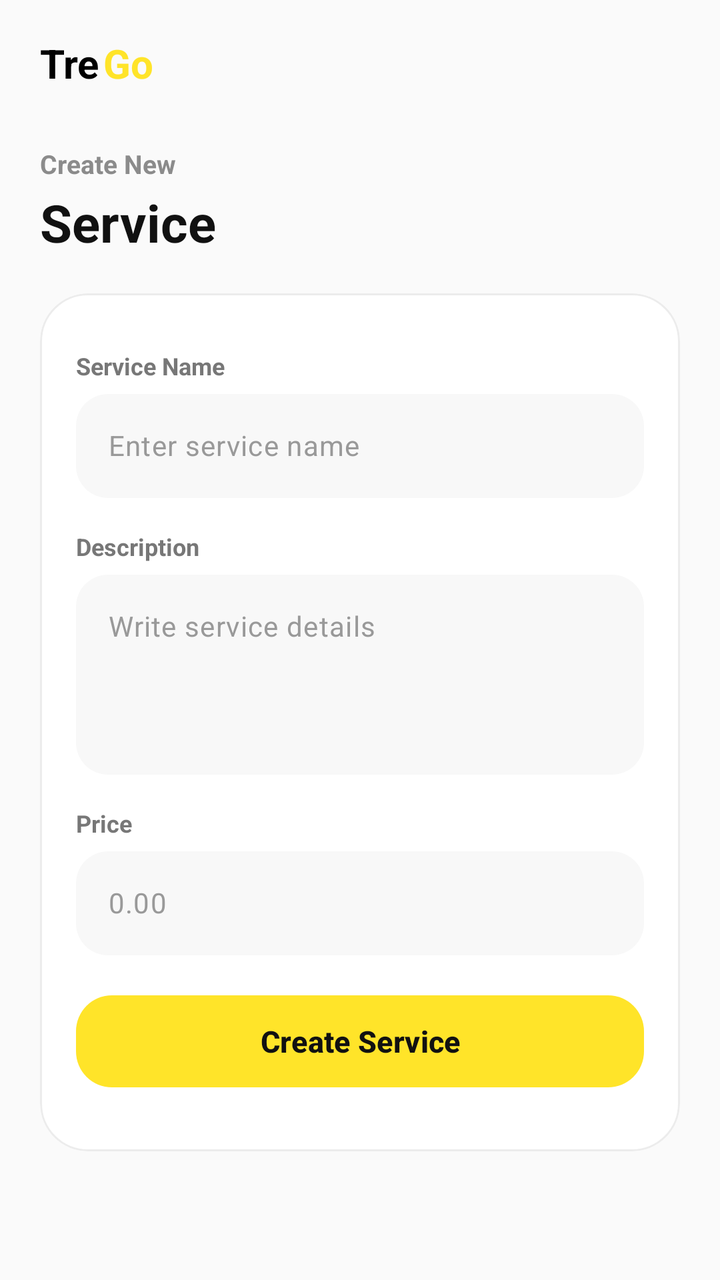
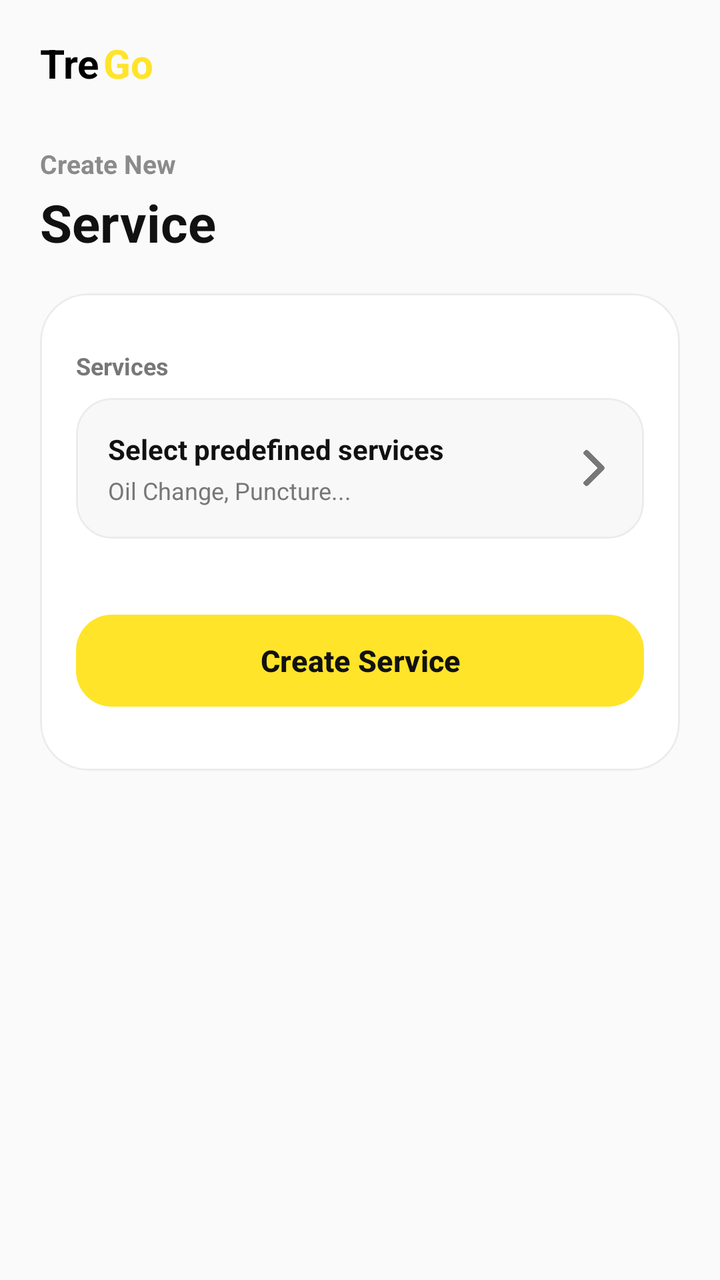

The first picture is an Android layout as it rendered before a commit; the second is the same layout after the commit. The layout source and the unified diff follow.
<!-- AndroidManifest.xml: application theme Theme.TregoApp -->
<!-- res/layout/fragment_create_service.xml -->
<?xml version="1.0" encoding="utf-8"?>
<LinearLayout xmlns:android="http://schemas.android.com/apk/res/android"
    xmlns:tools="http://schemas.android.com/tools"
    xmlns:app="http://schemas.android.com/apk/res-auto"
    android:layout_width="match_parent"
    android:layout_height="match_parent"
    android:orientation="vertical"
    android:background="#FAFAFA"
    android:paddingHorizontal="20dp"
    android:paddingTop="18dp"
    android:paddingBottom="14dp"
    tools:context=".mechanic.ui.CreateServiceFragment">

    
    <LinearLayout
        android:layout_width="match_parent"
        android:layout_height="wrap_content"
        android:gravity="center_vertical">

        <TextView
            android:layout_width="wrap_content"
            android:layout_height="wrap_content"
            android:text="@string/app_first_name"
            android:textSize="20sp"
            android:textStyle="bold"
            android:textColor="@color/tertiary_color" />

        <TextView
            android:layout_width="wrap_content"
            android:layout_height="wrap_content"
            android:text="@string/app_last_name"
            android:textSize="20sp"
            android:textStyle="bold"
            android:textColor="@color/primary_color"
            android:paddingStart="2dp" />

    </LinearLayout>

    <View
        android:layout_width="match_parent"
        android:layout_height="28dp" />

    
    <LinearLayout
        android:layout_width="match_parent"
        android:layout_height="wrap_content"
        android:orientation="vertical">

        <TextView
            android:layout_width="wrap_content"
            android:layout_height="wrap_content"
            android:text="Create New"
            android:textSize="13sp"
            android:textStyle="bold"
            android:textColor="#8B8B8B" />

        <LinearLayout
            android:layout_width="wrap_content"
            android:layout_height="wrap_content"
            android:layout_marginTop="3dp"
            android:gravity="center_vertical">

            <TextView
                android:layout_width="wrap_content"
                android:layout_height="wrap_content"
                android:text="@string/service"
                android:textSize="26sp"
                android:textStyle="bold"
                android:textColor="#111111" />







        </LinearLayout>

    </LinearLayout>

    <View
        android:layout_width="match_parent"
        android:layout_height="18dp" />

    
    <com.google.android.material.card.MaterialCardView
        android:layout_width="match_parent"
        android:layout_height="wrap_content"
        app:cardBackgroundColor="#FFFFFF"
        app:cardCornerRadius="24dp"
        app:strokeColor="#ECECEC"
        app:strokeWidth="1dp"
        app:cardElevation="0dp">

        <LinearLayout
            android:layout_width="match_parent"
            android:layout_height="match_parent"
            android:layout_marginVertical="10dp"
            android:orientation="vertical"
            android:padding="18dp">

            
            <ScrollView
                android:layout_width="match_parent"
                android:layout_height="0dp"
                android:layout_weight="1"
                android:overScrollMode="never">

                <LinearLayout
                    android:layout_width="match_parent"
                    android:layout_height="wrap_content"
                    android:orientation="vertical">

                    
                    <TextView
                        android:layout_width="wrap_content"
                        android:layout_height="wrap_content"
                        android:text="Service Name"
                        android:textSize="12sp"
                        android:textStyle="bold"
                        android:textColor="#777777"
                        android:layout_marginBottom="6dp" />

                    <com.google.android.material.textfield.TextInputLayout
                        android:layout_width="match_parent"
                        android:layout_height="wrap_content"
                        android:layout_marginBottom="16dp"
                        app:hintEnabled="false"
                        app:boxBackgroundMode="filled"
                        app:boxBackgroundColor="#F8F8F8"
                        app:boxStrokeWidth="0dp"
                        app:boxStrokeWidthFocused="0dp"
                        app:boxStrokeColor="@android:color/transparent"
                        app:boxCornerRadiusTopStart="16dp"
                        app:boxCornerRadiusTopEnd="16dp"
                        app:boxCornerRadiusBottomStart="16dp"
                        app:boxCornerRadiusBottomEnd="16dp">

                        <com.google.android.material.textfield.TextInputEditText
                            android:id="@+id/etService"
                            android:layout_width="match_parent"
                            android:layout_height="52dp"
                            android:background="@null"
                            android:hint="Enter service name"
                            android:textColorHint="#999999"
                            android:textColor="#111111"
                            android:textSize="14sp"
                            android:paddingHorizontal="16dp"
                            android:gravity="center_vertical"/>

                    </com.google.android.material.textfield.TextInputLayout>

                    
                    <TextView
                        android:layout_width="wrap_content"
                        android:layout_height="wrap_content"
                        android:text="Description"
                        android:textSize="12sp"
                        android:textStyle="bold"
                        android:textColor="#777777"
                        android:layout_marginBottom="6dp" />

                    <com.google.android.material.textfield.TextInputLayout
                        android:layout_width="match_parent"
                        android:layout_height="wrap_content"
                        android:layout_marginBottom="16dp"
                        app:hintEnabled="false"
                        app:boxBackgroundMode="filled"
                        app:boxBackgroundColor="#F8F8F8"
                        app:boxStrokeWidth="0dp"
                        app:boxStrokeWidthFocused="0dp"
                        app:boxStrokeColor="@android:color/transparent"
                        app:boxCornerRadiusTopStart="16dp"
                        app:boxCornerRadiusTopEnd="16dp"
                        app:boxCornerRadiusBottomStart="16dp"
                        app:boxCornerRadiusBottomEnd="16dp">

                        <com.google.android.material.textfield.TextInputEditText
                            android:id="@+id/etServiceDescription"
                            android:layout_width="match_parent"
                            android:layout_height="wrap_content"
                            android:minLines="4"
                            android:maxLines="6"
                            android:background="@null"
                            android:hint="Write service details"
                            android:textColorHint="#999999"
                            android:textColor="#111111"
                            android:textSize="14sp"
                            android:padding="16dp"
                            android:gravity="top|start"
                            android:inputType="textMultiLine"/>

                    </com.google.android.material.textfield.TextInputLayout>

                    
                    <TextView
                        android:layout_width="wrap_content"
                        android:layout_height="wrap_content"
                        android:text="Price"
                        android:textSize="12sp"
                        android:textStyle="bold"
                        android:textColor="#777777"
                        android:layout_marginBottom="6dp" />

                    <com.google.android.material.textfield.TextInputLayout
                        android:layout_width="match_parent"
                        android:layout_height="wrap_content"
                        app:hintEnabled="false"
                        app:prefixText="₹ "
                        app:boxBackgroundMode="filled"
                        app:boxBackgroundColor="#F8F8F8"
                        app:boxStrokeWidth="0dp"
                        app:boxStrokeWidthFocused="0dp"
                        app:boxStrokeColor="@android:color/transparent"
                        app:boxCornerRadiusTopStart="16dp"
                        app:boxCornerRadiusTopEnd="16dp"
                        app:boxCornerRadiusBottomStart="16dp"
                        app:boxCornerRadiusBottomEnd="16dp" >

                        <com.google.android.material.textfield.TextInputEditText
                            android:id="@+id/etServicePrice"
                            android:layout_width="match_parent"
                            android:layout_height="52dp"
                            android:background="@null"
                            android:hint="0.00"
                            android:textColorHint="#999999"
                            android:textColor="#111111"
                            android:textSize="14sp"
                            android:paddingEnd="16dp"
                            android:gravity="center_vertical"
                            android:inputType="numberDecimal"/>

                    </com.google.android.material.textfield.TextInputLayout>

                </LinearLayout>

            </ScrollView>

            
            <com.google.android.material.button.MaterialButton
                android:id="@+id/createServiceBtn"
                android:layout_width="match_parent"
                android:layout_height="54dp"
                android:layout_marginTop="16dp"
                android:text="Create Service"
                android:textAllCaps="false"
                android:textSize="15sp"
                android:textStyle="bold"
                android:textColor="#111111"
                app:backgroundTint="#FFE429"
                app:cornerRadius="18dp"
                app:elevation="0dp" />

        </LinearLayout>

    </com.google.android.material.card.MaterialCardView>

</LinearLayout>
<!-- resources referenced by this layout -->
<resources>
  <color name="primary_color">#FFE429</color>
  <color name="tertiary_color">#FF000000</color>
  <string name="app_first_name">Tre</string>
  <string name="app_last_name">Go</string>
  <string name="service">Service</string>
  <style name="Theme.TregoApp" parent="Base.Theme.TregoApp" />
  <style name="Base.Theme.TregoApp" parent="Theme.Material3.DayNight.NoActionBar">
          <item name="colorPrimary">@color/primary_color</item>
          <item name="android:statusBarColor">@color/secondary_color</item>
          <item name="android:windowLightStatusBar">true</item>
      </style>
  <color name="secondary_color">#FFFFFFFF</color>
</resources>

<!-- the commit's change to res/layout/fragment_create_service.xml (unified diff, before → after) -->
@@ -68,11 +68,11 @@
                 android:textStyle="bold"
                 android:textColor="#111111" />
 
-
-
-
-
-
+            
+            
+            
+            
+            
 
         </LinearLayout>
 
@@ -115,122 +115,77 @@
                     <TextView
                         android:layout_width="wrap_content"
                         android:layout_height="wrap_content"
-                        android:text="Service Name"
+                        android:text="Services"
                         android:textSize="12sp"
                         android:textStyle="bold"
                         android:textColor="#777777"
-                        android:layout_marginBottom="6dp" />
-
-                    <com.google.android.material.textfield.TextInputLayout
+                        android:layout_marginBottom="8dp" />
+
+                    <com.google.android.material.card.MaterialCardView
+                        android:id="@+id/selectServiceLayout"
                         android:layout_width="match_parent"
                         android:layout_height="wrap_content"
-                        android:layout_marginBottom="16dp"
-                        app:hintEnabled="false"
-                        app:boxBackgroundMode="filled"
-                        app:boxBackgroundColor="#F8F8F8"
-                        app:boxStrokeWidth="0dp"
-                        app:boxStrokeWidthFocused="0dp"
-                        app:boxStrokeColor="@android:color/transparent"
-                        app:boxCornerRadiusTopStart="16dp"
-                        app:boxCornerRadiusTopEnd="16dp"
-                        app:boxCornerRadiusBottomStart="16dp"
-                        app:boxCornerRadiusBottomEnd="16dp">
-
-                        <com.google.android.material.textfield.TextInputEditText
-                            android:id="@+id/etService"
+                        android:clickable="true"
+                        android:focusable="true"
+                        android:foreground="?attr/selectableItemBackground"
+                        app:cardBackgroundColor="#F8F8F8"
+                        app:cardCornerRadius="18dp"
+                        app:cardElevation="0dp"
+                        app:strokeColor="#ECECEC"
+                        app:strokeWidth="1dp">
+
+                        <LinearLayout
                             android:layout_width="match_parent"
-                            android:layout_height="52dp"
-                            android:background="@null"
-                            android:hint="Enter service name"
-                            android:textColorHint="#999999"
-                            android:textColor="#111111"
-                            android:textSize="14sp"
-                            android:paddingHorizontal="16dp"
-                            android:gravity="center_vertical"/>
-
-                    </com.google.android.material.textfield.TextInputLayout>
+                            android:layout_height="wrap_content"
+                            android:gravity="center_vertical"
+                            android:orientation="horizontal"
+                            android:padding="16dp">
+
+                            <LinearLayout
+                                android:layout_width="0dp"
+                                android:layout_height="wrap_content"
+                                android:layout_weight="1"
+                                android:orientation="vertical">
+
+                                <TextView
+                                    android:id="@+id/tvSelectedServiceCount"
+                                    android:layout_width="wrap_content"
+                                    android:layout_height="wrap_content"
+                                    android:text="Select predefined services"
+                                    android:textColor="#111111"
+                                    android:textSize="14sp"
+                                    android:textStyle="bold" />
+
+                                <TextView
+                                    android:id="@+id/tvSelectedServices"
+                                    android:layout_width="wrap_content"
+                                    android:layout_height="wrap_content"
+                                    android:layout_marginTop="3dp"
+                                    android:text="Oil Change, Puncture..."
+                                    android:textColor="#777777"
+                                    android:textSize="12sp"
+                                    android:maxLines="2"
+                                    android:ellipsize="end" />
+
+                            </LinearLayout>
+
+                            <ImageView
+                                android:layout_width="18dp"
+                                android:layout_height="18dp"
+                                android:src="@drawable/right_arrow"
+                                app:tint="#777777"/>
+
+                        </LinearLayout>
+
+                    </com.google.android.material.card.MaterialCardView>
 
                     
-                    <TextView
-                        android:layout_width="wrap_content"
-                        android:layout_height="wrap_content"
-                        android:text="Description"
-                        android:textSize="12sp"
-                        android:textStyle="bold"
-                        android:textColor="#777777"
-                        android:layout_marginBottom="6dp" />
-
-                    <com.google.android.material.textfield.TextInputLayout
+                    <LinearLayout
+                        android:id="@+id/layoutSelectedServices"
                         android:layout_width="match_parent"
                         android:layout_height="wrap_content"
-                        android:layout_marginBottom="16dp"
-                        app:hintEnabled="false"
-                        app:boxBackgroundMode="filled"
-                        app:boxBackgroundColor="#F8F8F8"
-                        app:boxStrokeWidth="0dp"
-                        app:boxStrokeWidthFocused="0dp"
-                        app:boxStrokeColor="@android:color/transparent"
-                        app:boxCornerRadiusTopStart="16dp"
-                        app:boxCornerRadiusTopEnd="16dp"
-                        app:boxCornerRadiusBottomStart="16dp"
-                        app:boxCornerRadiusBottomEnd="16dp">
-
-                        <com.google.android.material.textfield.TextInputEditText
-                            android:id="@+id/etServiceDescription"
-                            android:layout_width="match_parent"
-                            android:layout_height="wrap_content"
-                            android:minLines="4"
-                            android:maxLines="6"
-                            android:background="@null"
-                            android:hint="Write service details"
-                            android:textColorHint="#999999"
-                            android:textColor="#111111"
-                            android:textSize="14sp"
-                            android:padding="16dp"
-                            android:gravity="top|start"
-                            android:inputType="textMultiLine"/>
-
-                    </com.google.android.material.textfield.TextInputLayout>
-
-                    
-                    <TextView
-                        android:layout_width="wrap_content"
-                        android:layout_height="wrap_content"
-                        android:text="Price"
-                        android:textSize="12sp"
-                        android:textStyle="bold"
-                        android:textColor="#777777"
-                        android:layout_marginBottom="6dp" />
-
-                    <com.google.android.material.textfield.TextInputLayout
-                        android:layout_width="match_parent"
-                        android:layout_height="wrap_content"
-                        app:hintEnabled="false"
-                        app:prefixText="₹ "
-                        app:boxBackgroundMode="filled"
-                        app:boxBackgroundColor="#F8F8F8"
-                        app:boxStrokeWidth="0dp"
-                        app:boxStrokeWidthFocused="0dp"
-                        app:boxStrokeColor="@android:color/transparent"
-                        app:boxCornerRadiusTopStart="16dp"
-                        app:boxCornerRadiusTopEnd="16dp"
-                        app:boxCornerRadiusBottomStart="16dp"
-                        app:boxCornerRadiusBottomEnd="16dp" >
-
-                        <com.google.android.material.textfield.TextInputEditText
-                            android:id="@+id/etServicePrice"
-                            android:layout_width="match_parent"
-                            android:layout_height="52dp"
-                            android:background="@null"
-                            android:hint="0.00"
-                            android:textColorHint="#999999"
-                            android:textColor="#111111"
-                            android:textSize="14sp"
-                            android:paddingEnd="16dp"
-                            android:gravity="center_vertical"
-                            android:inputType="numberDecimal"/>
-
-                    </com.google.android.material.textfield.TextInputLayout>
+                        android:layout_marginTop="18dp"
+                        android:orientation="vertical"/>
 
                 </LinearLayout>
 
<!-- resource entries referenced after the edit -->
@@ -2,6 +2,7 @@
 <resources>
   <color name="primary_color">#FFE429</color>
   <color name="tertiary_color">#FF000000</color>
+  <!-- drawable right_arrow: png bitmap (drawable, 7203 bytes) -->
   <string name="app_first_name">Tre</string>
   <string name="app_last_name">Go</string>
   <string name="service">Service</string>
